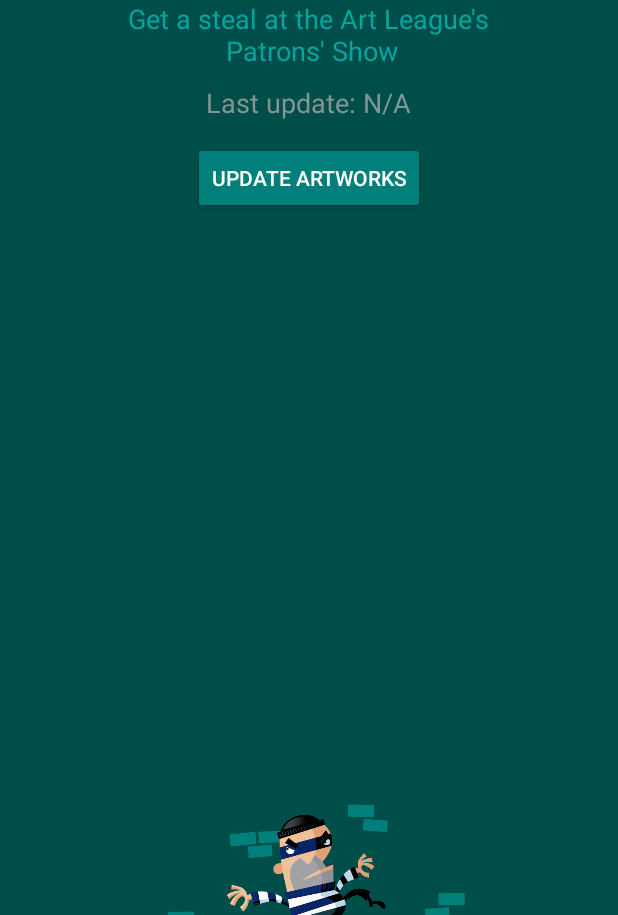
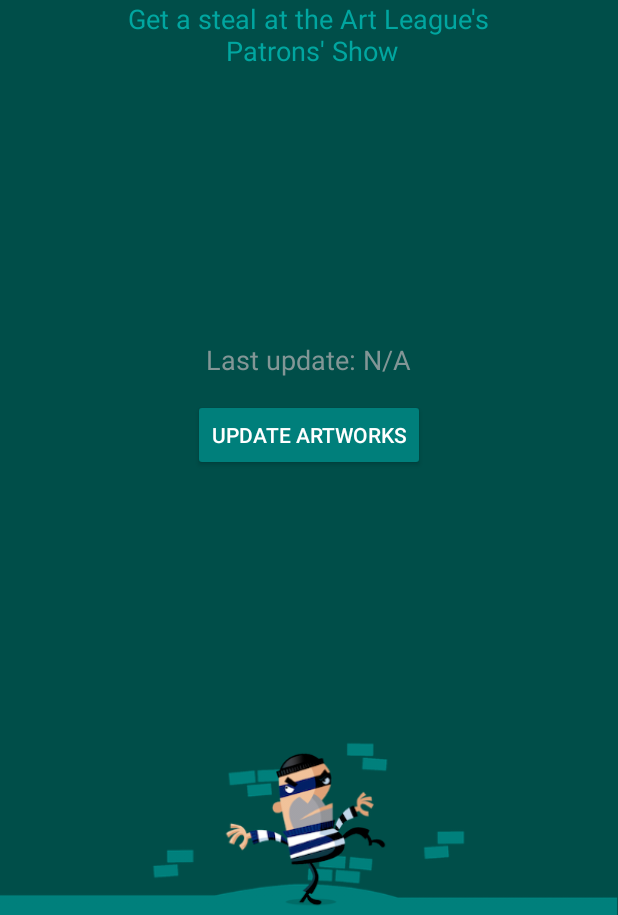
Before and after one commit to ryanpconnors/ArtThief, an Android app: the screen it shows after launch (MainActivity), on a phone screen of 412 x 824 dp, the part 321-1236 px from its top. Run offline under Robolectric (Android 15) with nearby library versions, the light colour scheme and no system bars.

Commit message:
Rename of thief_half_background.png and resizing of images.

```diff
--- a/app/src/main/res/layout-land/fragment_update_art.xml
+++ b/app/src/main/res/layout-land/fragment_update_art.xml
@@ -30,13 +30,6 @@
             android:textSize="40dp"
             android:textStyle="normal"/>
 
-        <ImageView
-            android:id="@+id/thief_image_view"
-            android:layout_width="match_parent"
-            android:layout_height="match_parent"
-            android:layout_alignParentBottom="true"
-            android:scaleType="fitEnd"
-            android:src="@drawable/thief_half_background"/>
 
         <TextView
             android:id="@+id/update_art_sub_header"
@@ -75,6 +68,16 @@
             android:layout_below="@+id/update_art_sub_header"
             android:layout_centerHorizontal="true"/>
 
+        <ImageView
+            android:id="@+id/thief_image_view"
+            android:layout_width="match_parent"
+            android:layout_height="wrap_content"
+            android:layout_alignParentBottom="true"
+            android:layout_below="@id/update_artworks_button"
+            android:layout_centerHorizontal="true"
+            android:scaleType="fitEnd"
+            android:src="@drawable/thief_landscape"/>
+
     </RelativeLayout>
 
 </ScrollView>
--- a/app/src/main/res/layout/fragment_update_art.xml
+++ b/app/src/main/res/layout/fragment_update_art.xml
@@ -1,15 +1,5 @@
 <?xml version="1.0" encoding="utf-8"?>
 
-<ScrollView xmlns:android="http://schemas.android.com/apk/res/android"
-            android:layout_width="fill_parent"
-            android:layout_height="fill_parent"
-            android:layout_gravity="top"
-            android:fadingEdge="none"
-            android:fillViewport="true"
-            android:isScrollContainer="true"
-            android:paddingBottom="0dp"
-            android:scrollbarAlwaysDrawVerticalTrack="true"
-            android:scrollbars="vertical">
 
     <RelativeLayout xmlns:android="http://schemas.android.com/apk/res/android"
                     xmlns:tools="http://schemas.android.com/tools"
@@ -42,29 +32,30 @@
         android:textSize="18dp"
         android:textStyle="normal" />
 
+
+    <Button
+        android:id="@+id/update_artworks_button"
+        android:layout_width="wrap_content"
+        android:layout_height="wrap_content"
+        android:layout_centerHorizontal="true"
+        android:layout_centerVertical="true"
+        android:layout_marginTop="14dp"
+        android:backgroundTint="@color/colorPrimaryLight"
+        android:text="@string/update_artworks_button_label"
+        android:textColor="@color/textColorPrimary" />
+
     <TextView
         android:id="@+id/last_update_date_text"
         android:layout_width="wrap_content"
         android:layout_height="wrap_content"
-        android:layout_below="@id/update_art_sub_header"
+        android:layout_above="@id/update_artworks_button"
         android:layout_centerInParent="true"
         android:paddingTop="10dp"
         android:text="@string/update_art_last_update"
         android:textAlignment="center"
         android:textColor="@color/textColorThirdly"
         android:textSize="18dp"
-        android:textStyle="normal" />
-
-    <Button
-        android:id="@+id/update_artworks_button"
-        android:layout_width="wrap_content"
-        android:layout_height="wrap_content"
-        android:layout_below="@id/last_update_date_text"
-        android:layout_centerHorizontal="true"
-        android:layout_marginTop="14dp"
-        android:backgroundTint="@color/colorPrimaryLight"
-        android:text="@string/update_artworks_button_label"
-        android:textColor="@color/textColorPrimary" />
+        android:textStyle="normal"/>
 
     <ImageView
         android:id="@+id/thief_image_view"
@@ -72,8 +63,6 @@
         android:layout_height="match_parent"
         android:scaleType="fitEnd"
         android:layout_alignParentBottom="true"
-        android:src="@drawable/thief_half_background" />
+        android:src="@drawable/thief"/>
 
 </RelativeLayout>
-
-</ScrollView>
```
Also changed, not shown: app/src/main/res/drawable-xhdpi/thief.png (added), app/src/main/res/drawable-xhdpi/thief_half_background.png (deleted), app/src/main/res/drawable-xhdpi/thief_landscape.png (added).
